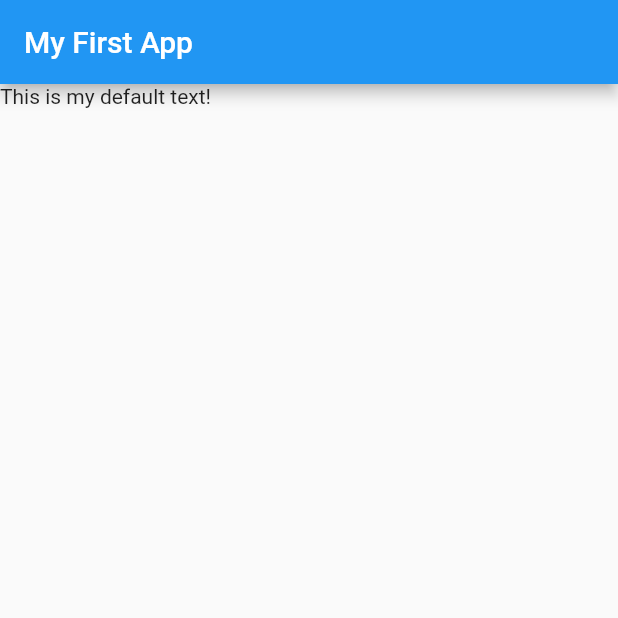
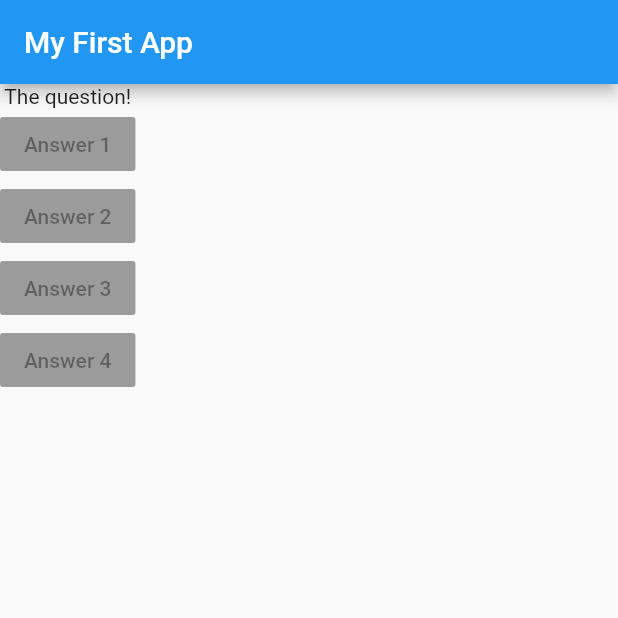
Before and after one commit to godo129/Flutter_quiz_app, a Flutter app: the screen it shows after launch, on a phone screen of 412 x 824 dp, the top half of it. Run offline on Flutter 3.47's test engine with Material 2 defaults, Android fonts, the phone set to English and light mode, and no system bars.

Commit message:
버튼 만들기

```diff
--- a/lib/main.dart
+++ b/lib/main.dart
@@ -9,12 +9,36 @@ void main() => runApp(MyApp());
 class MyApp extends StatelessWidget {
   @override
   Widget build(BuildContext context) {
+    var questions = [
+      'What\'s your favorite color?',
+      'What\'s your favorie animal?',
+    ];
     return MaterialApp(
       home: Scaffold(
         appBar: AppBar(
           title: Text('My First App'),
         ),
-        body: Text('This is my default text!'),
+        body: Column(
+          children: [
+            Text('The question!'),
+            RaisedButton(
+              child: Text('Answer 1'),
+              onPressed: null,
+            ),
+            RaisedButton(
+              child: Text('Answer 2'),
+              onPressed: null,
+            ),
+            RaisedButton(
+              child: Text('Answer 3'),
+              onPressed: null,
+            ),
+            RaisedButton(
+              child: Text('Answer 4'),
+              onPressed: null,
+            ),
+          ],
+        ),
       ),
     );
   }
```
